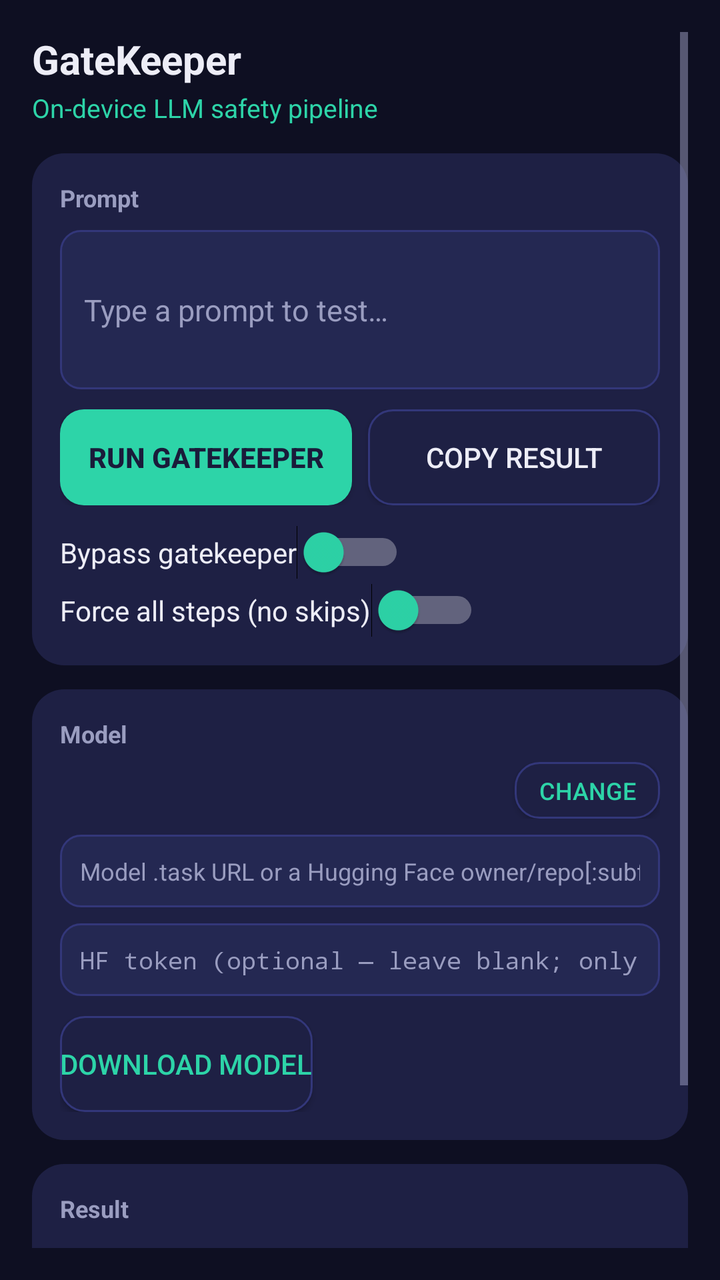
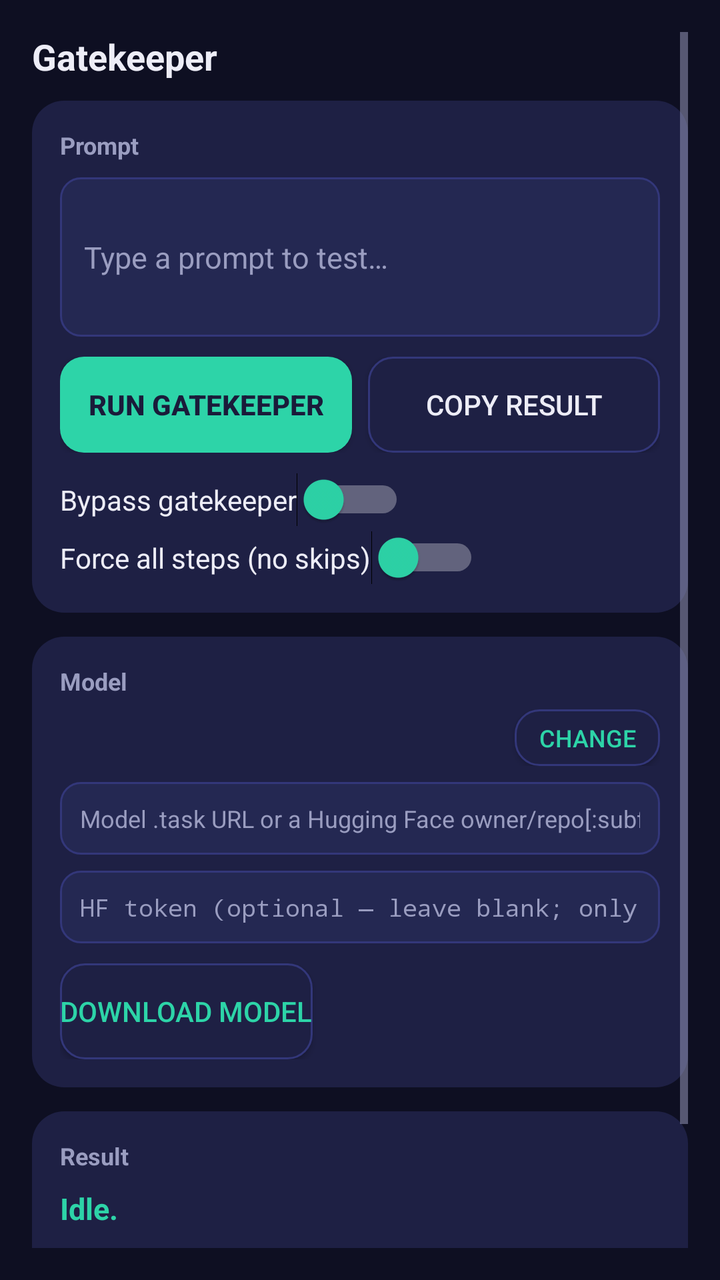

Two renders of the same Android screen: before a commit and after it. Below are the layout's source before the change and the commit's diff.
<!-- AndroidManifest.xml: application theme AppTheme -->
<!-- res/layout/activity_main.xml -->
<?xml version="1.0" encoding="utf-8"?>
<ScrollView xmlns:android="http://schemas.android.com/apk/res/android"
    android:layout_width="match_parent"
    android:layout_height="match_parent"
    android:background="@color/gatekeeper_bg"
    android:padding="16dp">

    <LinearLayout
        android:layout_width="match_parent"
        android:layout_height="wrap_content"
        android:orientation="vertical">

        <TextView
            android:id="@+id/header"
            android:layout_width="wrap_content"
            android:layout_height="wrap_content"
            android:text="GateKeeper"
            android:textColor="@color/gatekeeper_text"
            android:textSize="20sp"
            android:textStyle="bold" />

        <TextView
            android:layout_width="wrap_content"
            android:layout_height="wrap_content"
            android:layout_marginTop="2dp"
            android:text="@string/subtitle"
            android:textColor="@color/gatekeeper_mint"
            android:textSize="13sp" />

        <LinearLayout
            android:layout_width="match_parent"
            android:layout_height="wrap_content"
            android:layout_marginTop="14dp"
            android:background="@drawable/card_bg"
            android:orientation="vertical"
            android:padding="14dp">

            <TextView
                android:layout_width="wrap_content"
                android:layout_height="wrap_content"
                android:text="@string/section_prompt"
                android:textColor="@color/gatekeeper_muted"
                android:textSize="12sp"
                android:textStyle="bold" />

            <EditText
                android:id="@+id/input"
                android:layout_width="match_parent"
                android:layout_height="wrap_content"
                android:layout_marginTop="8dp"
                android:background="@drawable/field_bg"
                android:hint="@string/hint_input"
                android:inputType="textMultiLine"
                android:minLines="3"
                android:padding="12dp"
                android:textColor="@color/gatekeeper_text"
                android:textColorHint="@color/gatekeeper_muted"
                android:textSize="15sp" />

            <LinearLayout
                android:layout_width="match_parent"
                android:layout_height="wrap_content"
                android:layout_marginTop="10dp"
                android:orientation="horizontal">

                <Button
                    android:id="@+id/runButton"
                    android:layout_width="0dp"
                    android:layout_height="wrap_content"
                    android:layout_weight="1"
                    android:background="@drawable/btn_accent"
                    android:text="@string/run"
                    android:textColor="@color/gatekeeper_navy"
                    android:textStyle="bold" />

                <Button
                    android:id="@+id/copyButton"
                    android:layout_width="0dp"
                    android:layout_height="wrap_content"
                    android:layout_marginStart="8dp"
                    android:layout_weight="1"
                    android:background="@drawable/btn_subtle"
                    android:text="@string/copy_result"
                    android:textColor="@color/gatekeeper_text" />
            </LinearLayout>

            <Switch
                android:id="@+id/bypassGatekeeper"
                android:layout_width="wrap_content"
                android:layout_height="wrap_content"
                android:layout_marginTop="10dp"
                android:text="@string/bypass_gatekeeper"
                android:textColor="@color/gatekeeper_text"
                android:thumbTint="@color/gatekeeper_mint" />

            <Switch
                android:id="@+id/forceAllSteps"
                android:layout_width="wrap_content"
                android:layout_height="wrap_content"
                android:layout_marginTop="2dp"
                android:text="@string/force_all_steps"
                android:textColor="@color/gatekeeper_text"
                android:thumbTint="@color/gatekeeper_mint" />
        </LinearLayout>

        <LinearLayout
            android:layout_width="match_parent"
            android:layout_height="wrap_content"
            android:layout_marginTop="12dp"
            android:background="@drawable/card_bg"
            android:orientation="vertical"
            android:padding="14dp">

            <TextView
                android:layout_width="wrap_content"
                android:layout_height="wrap_content"
                android:text="@string/section_model"
                android:textColor="@color/gatekeeper_muted"
                android:textSize="12sp"
                android:textStyle="bold" />

            <LinearLayout
                android:layout_width="match_parent"
                android:layout_height="wrap_content"
                android:layout_marginTop="6dp"
                android:gravity="center_vertical"
                android:orientation="horizontal">

                <TextView
                    android:id="@+id/modelStatus"
                    android:layout_width="0dp"
                    android:layout_height="wrap_content"
                    android:layout_weight="1"
                    android:textColor="@color/gatekeeper_text"
                    android:textSize="12sp" />

                <Button
                    android:id="@+id/modelToggleButton"
                    android:layout_width="wrap_content"
                    android:layout_height="wrap_content"
                    android:layout_marginStart="8dp"
                    android:background="@drawable/btn_subtle"
                    android:minHeight="0dp"
                    android:minWidth="0dp"
                    android:paddingStart="12dp"
                    android:paddingEnd="12dp"
                    android:paddingTop="6dp"
                    android:paddingBottom="6dp"
                    android:text="@string/change_model"
                    android:textColor="@color/gatekeeper_mint"
                    android:textSize="12sp" />
            </LinearLayout>

            <LinearLayout
                android:id="@+id/modelForm"
                android:layout_width="match_parent"
                android:layout_height="wrap_content"
                android:orientation="vertical">

                <EditText
                    android:id="@+id/modelUrl"
                    android:layout_width="match_parent"
                    android:layout_height="wrap_content"
                    android:layout_marginTop="8dp"
                    android:background="@drawable/field_bg"
                    android:hint="@string/hint_model_url"
                    android:inputType="textUri"
                    android:padding="10dp"
                    android:singleLine="true"
                    android:textColor="@color/gatekeeper_text"
                    android:textColorHint="@color/gatekeeper_muted"
                    android:textSize="12sp" />

                <EditText
                    android:id="@+id/hfToken"
                    android:layout_width="match_parent"
                    android:layout_height="wrap_content"
                    android:layout_marginTop="8dp"
                    android:background="@drawable/field_bg"
                    android:hint="@string/hint_hf_token"
                    android:inputType="textPassword"
                    android:padding="10dp"
                    android:singleLine="true"
                    android:textColor="@color/gatekeeper_text"
                    android:textColorHint="@color/gatekeeper_muted"
                    android:textSize="12sp" />

                <Button
                    android:id="@+id/downloadButton"
                    android:layout_width="wrap_content"
                    android:layout_height="wrap_content"
                    android:layout_marginTop="10dp"
                    android:background="@drawable/btn_subtle"
                    android:text="@string/download_model"
                    android:textColor="@color/gatekeeper_mint" />

                <ProgressBar
                    android:id="@+id/downloadProgress"
                    style="?android:attr/progressBarStyleHorizontal"
                    android:layout_width="match_parent"
                    android:layout_height="wrap_content"
                    android:layout_marginTop="8dp"
                    android:max="100"
                    android:progressTint="@color/gatekeeper_mint"
                    android:visibility="gone" />
            </LinearLayout>

            <TextView
                android:id="@+id/updateStatus"
                android:layout_width="match_parent"
                android:layout_height="wrap_content"
                android:layout_marginTop="4dp"
                android:textColor="@color/gatekeeper_amber"
                android:textSize="12sp"
                android:textStyle="bold"
                android:visibility="gone" />
        </LinearLayout>

        <LinearLayout
            android:layout_width="match_parent"
            android:layout_height="wrap_content"
            android:layout_marginTop="12dp"
            android:background="@drawable/card_bg"
            android:orientation="vertical"
            android:padding="14dp">

            <TextView
                android:layout_width="wrap_content"
                android:layout_height="wrap_content"
                android:text="@string/section_result"
                android:textColor="@color/gatekeeper_muted"
                android:textSize="12sp"
                android:textStyle="bold" />

            <TextView
                android:id="@+id/statusView"
                android:layout_width="match_parent"
                android:layout_height="wrap_content"
                android:layout_marginTop="8dp"
                android:text="Idle."
                android:textColor="@color/gatekeeper_mint"
                android:textSize="15sp"
                android:textStyle="bold" />

            <LinearLayout
                android:id="@+id/stepsView"
                android:layout_width="match_parent"
                android:layout_height="wrap_content"
                android:layout_marginTop="8dp"
                android:orientation="vertical" />

            <TextView
                android:id="@+id/telemetryView"
                android:layout_width="match_parent"
                android:layout_height="wrap_content"
                android:layout_marginTop="8dp"
                android:textColor="@color/gatekeeper_muted"
                android:textIsSelectable="true"
                android:textSize="12sp"
                android:typeface="monospace" />

            <TextView
                android:id="@+id/debugLogView"
                android:layout_width="match_parent"
                android:layout_height="wrap_content"
                android:layout_marginTop="8dp"
                android:textColor="@color/gatekeeper_muted"
                android:textIsSelectable="true"
                android:textSize="10sp"
                android:typeface="monospace" />

            <TextView
                android:id="@+id/outputView"
                android:layout_width="match_parent"
                android:layout_height="wrap_content"
                android:layout_marginTop="10dp"
                android:textColor="@color/gatekeeper_text"
                android:textIsSelectable="true"
                android:textSize="15sp" />
        </LinearLayout>
    </LinearLayout>
</ScrollView>
<!-- resources referenced by this layout -->
<resources>
  <color name="gatekeeper_amber">#FFC531</color>
  <color name="gatekeeper_bg">#0E0F22</color>
  <color name="gatekeeper_mint">#2DD4A8</color>
  <color name="gatekeeper_muted">#9A9DC0</color>
  <color name="gatekeeper_navy">#1A1B3A</color>
  <color name="gatekeeper_text">#EDEDF7</color>
  <!-- drawable btn_accent (drawable) -->
  <?xml version="1.0" encoding="utf-8"?>
  <shape xmlns:android="http://schemas.android.com/apk/res/android" android:shape="rectangle">
      <corners android:radius="12dp" />
      <solid android:color="@color/gatekeeper_mint" />
  </shape>
  <!-- drawable btn_subtle (drawable) -->
  <?xml version="1.0" encoding="utf-8"?>
  <shape xmlns:android="http://schemas.android.com/apk/res/android" android:shape="rectangle">
      <corners android:radius="12dp" />
      <solid android:color="@color/gatekeeper_surface" />
      <stroke android:width="1dp" android:color="@color/gatekeeper_divider" />
  </shape>
  <!-- drawable card_bg (drawable) -->
  <?xml version="1.0" encoding="utf-8"?>
  <shape xmlns:android="http://schemas.android.com/apk/res/android" android:shape="rectangle">
      <corners android:radius="16dp" />
      <solid android:color="@color/gatekeeper_surface" />
  </shape>
  <!-- drawable field_bg (drawable) -->
  <?xml version="1.0" encoding="utf-8"?>
  <shape xmlns:android="http://schemas.android.com/apk/res/android" android:shape="rectangle">
      <corners android:radius="10dp" />
      <solid android:color="@color/gatekeeper_field" />
      <stroke android:width="1dp" android:color="@color/gatekeeper_divider" />
  </shape>
  <string name="bypass_gatekeeper">Bypass gatekeeper</string>
  <string name="change_model">Change</string>
  <string name="copy_result">Copy result</string>
  <string name="download_model">Download model</string>
  <string name="force_all_steps">Force all steps (no skips)</string>
  <string name="hint_hf_token">HF token (optional — leave blank; only gated repos need one)</string>
  <string name="hint_input">Type a prompt to test…</string>
  <string name="hint_model_url">Model .task URL or a Hugging Face owner/repo[:subfolder]</string>
  <string name="run">Run gatekeeper</string>
  <string name="section_model">Model</string>
  <string name="section_prompt">Prompt</string>
  <string name="section_result">Result</string>
  <string name="subtitle">On-device LLM safety pipeline</string>
  <style name="AppTheme" parent="android:Theme.Material">
          <item name="android:windowBackground">@color/gatekeeper_bg</item>
          <item name="android:colorBackground">@color/gatekeeper_bg</item>
          <item name="android:textColorPrimary">@color/gatekeeper_text</item>
          <item name="android:textColorSecondary">@color/gatekeeper_muted</item>
          <item name="android:colorAccent">@color/gatekeeper_mint</item>
          <item name="android:statusBarColor">@color/gatekeeper_bg</item>
          <item name="android:navigationBarColor">@color/gatekeeper_bg</item>
      </style>
  <color name="gatekeeper_surface">#1E2044</color>
  <color name="gatekeeper_divider">#33377A</color>
  <color name="gatekeeper_field">#242852</color>
</resources>

<!-- the commit's change to res/layout/activity_main.xml (unified diff, before → after) -->
@@ -14,23 +14,15 @@
             android:id="@+id/header"
             android:layout_width="wrap_content"
             android:layout_height="wrap_content"
-            android:text="GateKeeper"
+            android:text="Gatekeeper"
             android:textColor="@color/gatekeeper_text"
-            android:textSize="20sp"
+            android:textSize="18sp"
             android:textStyle="bold" />
-
-        <TextView
-            android:layout_width="wrap_content"
-            android:layout_height="wrap_content"
-            android:layout_marginTop="2dp"
-            android:text="@string/subtitle"
-            android:textColor="@color/gatekeeper_mint"
-            android:textSize="13sp" />
 
         <LinearLayout
             android:layout_width="match_parent"
             android:layout_height="wrap_content"
-            android:layout_marginTop="14dp"
+            android:layout_marginTop="10dp"
             android:background="@drawable/card_bg"
             android:orientation="vertical"
             android:padding="14dp">
<!-- resource entries referenced after the edit -->
@@ -44,7 +44,6 @@
   <string name="section_model">Model</string>
   <string name="section_prompt">Prompt</string>
   <string name="section_result">Result</string>
-  <string name="subtitle">On-device LLM safety pipeline</string>
   <style name="AppTheme" parent="android:Theme.Material">
           <item name="android:windowBackground">@color/gatekeeper_bg</item>
           <item name="android:colorBackground">@color/gatekeeper_bg</item>
